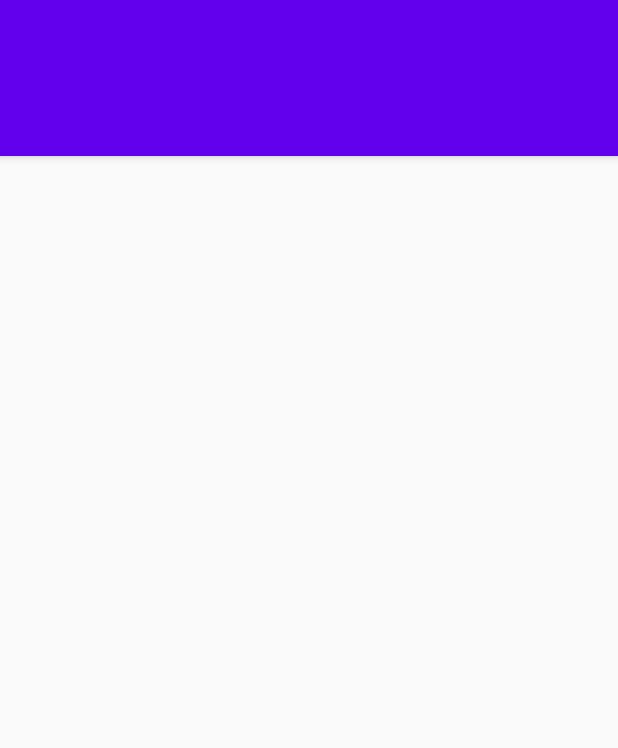
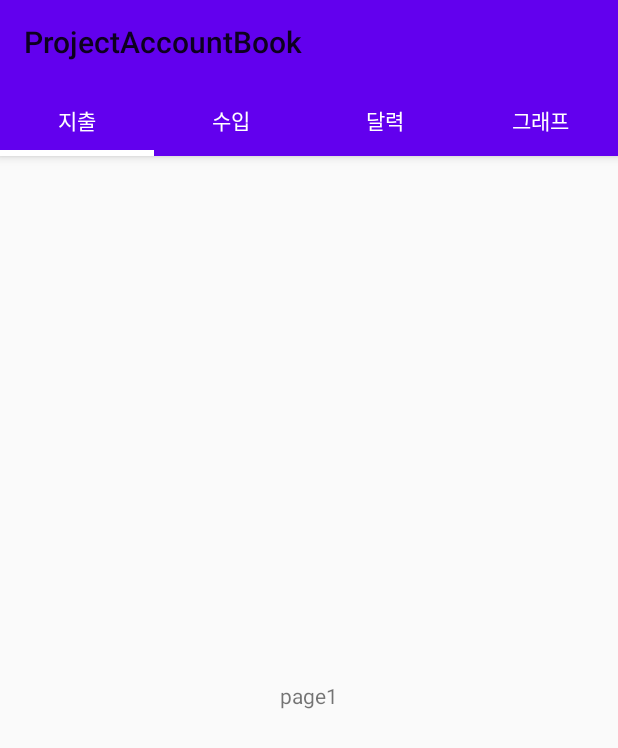
Before and after one commit to lsttsl2019/ProjectAccountBook, an Android app: the MainActivity screen opened directly, with no data from a screen before it, on a phone screen of 412 x 824 dp. Shown: the top 748 px of the screen. Run offline under Robolectric (Android 15) with nearby library versions, the phone set to English and light mode, and no system bars; our stand-ins replace data binding.

Commit message:
기본프레그먼트 까지

```diff
--- a/app/src/main/AndroidManifest.xml
+++ b/app/src/main/AndroidManifest.xml
@@ -9,7 +9,10 @@
         android:roundIcon="@mipmap/ic_launcher_round"
         android:supportsRtl="true"
         android:theme="@style/AppTheme">
-        <activity android:name=".MainActivity" android:theme="@style/AppTheme.NoActionBar"></activity>
+        <activity android:name=".Page1Fragment" />
+        <activity
+            android:name=".MainActivity"
+            android:theme="@style/AppTheme.NoActionBar" />
         <activity android:name=".IntroActivity">
             <intent-filter>
                 <action android:name="android.intent.action.MAIN" />
--- a/app/src/main/java/com/isttis2019/projectaccountbook/MainActivity.java
+++ b/app/src/main/java/com/isttis2019/projectaccountbook/MainActivity.java
@@ -1,13 +1,66 @@
 package com.isttis2019.projectaccountbook;
 
+import android.databinding.Bindable;
+import android.databinding.DataBindingUtil;
+import android.support.design.widget.TabLayout;
+import android.support.v4.app.Fragment;
 import android.support.v7.app.AppCompatActivity;
 import android.os.Bundle;
+import android.support.v7.widget.Toolbar;
+
+import com.isttis2019.projectaccountbook.databinding.ActivityMainBinding;
 
 public class MainActivity extends AppCompatActivity {
+
+
+  ActivityMainBinding binding;
+
+  MyAdapter myAdapter;
+
 
     @Override
     protected void onCreate(Bundle savedInstanceState) {
         super.onCreate(savedInstanceState);
         setContentView(R.layout.activity_main);
+    binding= DataBindingUtil.setContentView(this,R.layout.activity_main);
+
+    setSupportActionBar(binding.toolbar);
+
+
+    myAdapter=new MyAdapter(getSupportFragmentManager());
+    binding.viewPager.setAdapter(myAdapter);
+    binding.layoutTab.setupWithViewPager(binding.viewPager);
+
+
+
+
+    binding.layoutTab.addOnTabSelectedListener(new TabLayout.BaseOnTabSelectedListener() {
+        @Override
+        public void onTabSelected(TabLayout.Tab tab) {
+        getSupportActionBar().setSubtitle(tab.getText());
+        }
+
+        @Override
+        public void onTabUnselected(TabLayout.Tab tab) {
+
+        }
+
+        @Override
+        public void onTabReselected(TabLayout.Tab tab) {
+
+        }
+    });
+
+
+
+
+
+
+
+
+
     }
+
+
+
 }
--- /dev/null
+++ b/app/src/main/java/com/isttis2019/projectaccountbook/MyAdapter.java
@@ -0,0 +1,39 @@
+package com.isttis2019.projectaccountbook;
+
+import android.support.annotation.Nullable;
+import android.support.v4.app.Fragment;
+import android.support.v4.app.FragmentManager;
+import android.support.v4.app.FragmentPagerAdapter;
+
+
+
+public class MyAdapter extends FragmentPagerAdapter {
+    Fragment[] fragments =new Fragment[4];
+    String[] titles=new String[]{"지출", "수입", "달력", "그래프"};
+
+    public MyAdapter(FragmentManager fm) {
+        super(fm);
+        fragments[0]=new Page1Fragment();
+        fragments[1]=new Page2Fragment();
+        fragments[2]=new Page3Fragment();
+        fragments[3]=new Page4Fragment();
+
+    }
+
+    @Override
+    public Fragment getItem(int position) {
+        return fragments[position];
+    }
+
+    @Override
+    public int getCount() {
+        return fragments.length;
+    }
+
+
+    @Nullable
+    @Override
+    public CharSequence getPageTitle(int position) {
+        return titles[position];
+    }
+}
--- /dev/null
+++ b/app/src/main/java/com/isttis2019/projectaccountbook/Page1Fragment.java
@@ -0,0 +1,24 @@
+package com.isttis2019.projectaccountbook;
+
+import android.os.Bundle;
+import android.support.annotation.NonNull;
+import android.support.annotation.Nullable;
+import android.support.v4.app.Fragment;
+import android.view.LayoutInflater;
+import android.view.View;
+import android.view.ViewGroup;
+
+public class Page1Fragment extends Fragment {
+
+
+
+    @Nullable
+    @Override
+    public View onCreateView(@NonNull LayoutInflater inflater, @Nullable ViewGroup container, @Nullable Bundle savedInstanceState) {
+    View view=inflater.inflate(R.layout.fragment_page1, container,false);
+
+        return view;
+    }
+
+
+}
--- /dev/null
+++ b/app/src/main/java/com/isttis2019/projectaccountbook/Page2Fragment.java
@@ -0,0 +1,26 @@
+package com.isttis2019.projectaccountbook;
+
+import android.os.Bundle;
+import android.support.annotation.NonNull;
+import android.support.annotation.Nullable;
+import android.support.v4.app.Fragment;
+import android.view.LayoutInflater;
+import android.view.View;
+import android.view.ViewGroup;
+
+public class Page2Fragment extends Fragment {
+
+    @Nullable
+    @Override
+    public View onCreateView(@NonNull LayoutInflater inflater, @Nullable ViewGroup container, @Nullable Bundle savedInstanceState) {
+    View view=inflater.inflate(R.layout.fragment_page2, container,false);
+
+//    MainActivity ma = (MainActivity) getActivity();
+//    Page1Fragment p1 = (Page1Fragment) ma.myAdapter.fragments[0];
+//
+
+        return view;
+    }
+
+
+}
--- /dev/null
+++ b/app/src/main/java/com/isttis2019/projectaccountbook/Page3Fragment.java
@@ -0,0 +1,20 @@
+package com.isttis2019.projectaccountbook;
+
+import android.os.Bundle;
+import android.support.annotation.NonNull;
+import android.support.annotation.Nullable;
+import android.support.v4.app.Fragment;
+import android.view.LayoutInflater;
+import android.view.View;
+import android.view.ViewGroup;
+
+public class Page3Fragment extends Fragment {
+
+    @Nullable
+    @Override
+    public View onCreateView(@NonNull LayoutInflater inflater, @Nullable ViewGroup container, @Nullable Bundle savedInstanceState) {
+    View view=inflater.inflate(R.layout.fragment_page3, container,false);
+
+        return view;
+    }
+}
--- /dev/null
+++ b/app/src/main/java/com/isttis2019/projectaccountbook/Page4Fragment.java
@@ -0,0 +1,20 @@
+package com.isttis2019.projectaccountbook;
+
+import android.os.Bundle;
+import android.support.annotation.NonNull;
+import android.support.annotation.Nullable;
+import android.support.v4.app.Fragment;
+import android.view.LayoutInflater;
+import android.view.View;
+import android.view.ViewGroup;
+
+public class Page4Fragment extends Fragment {
+
+    @Nullable
+    @Override
+    public View onCreateView(@NonNull LayoutInflater inflater, @Nullable ViewGroup container, @Nullable Bundle savedInstanceState) {
+    View view=inflater.inflate(R.layout.fragment_page4, container,false);
+
+        return view;
+    }
+}
--- a/app/src/main/res/layout/activity_main.xml
+++ b/app/src/main/res/layout/activity_main.xml
@@ -18,6 +18,7 @@
             android:theme="@style/AppTheme.Appbar">
             <!--제목 줄widget-->
             <android.support.v7.widget.Toolbar
+                android:id="@+id/toolbar"
                 android:layout_width="match_parent"
                 android:layout_height="?attr/actionBarSize">
 
@@ -26,6 +27,7 @@
 
             <!--텝 레이아웃 영역 버튼영역은 java에서-->
             <android.support.design.widget.TabLayout
+                android:id="@+id/layout_tab"
                 android:layout_width="match_parent"
                 android:layout_height="wrap_content"
                 app:tabTextColor="#FFF"
--- /dev/null
+++ b/app/src/main/res/layout/fragment_page1.xml
@@ -0,0 +1,13 @@
+<?xml version="1.0" encoding="utf-8"?>
+<RelativeLayout
+    xmlns:android="http://schemas.android.com/apk/res/android"
+    android:layout_width="match_parent"
+    android:layout_height="match_parent">
+
+    <TextView
+        android:layout_centerInParent="true"
+        android:text="page1"
+        android:layout_width="wrap_content"
+        android:layout_height="wrap_content" />
+
+</RelativeLayout>
```
Also changed, not shown: app/src/main/res/layout/fragment_page2.xml (added, +13 -0 lines), app/src/main/res/layout/fragment_page3.xml (added, +13 -0 lines), app/src/main/res/layout/fragment_page4.xml (added, +13 -0 lines).
